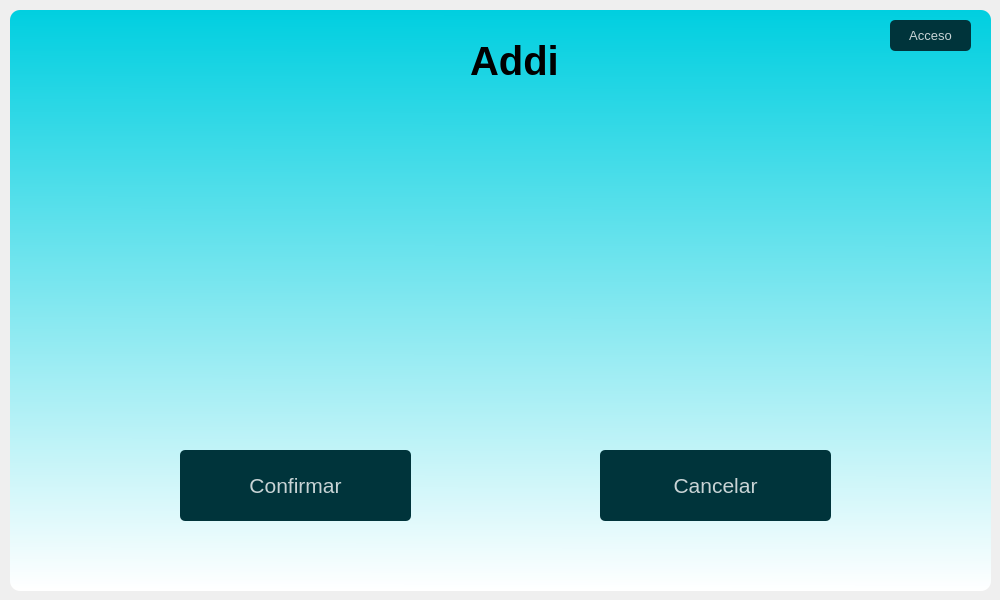
This is ui/ihr.ui in daburneo1/addi as Qt 5 draws it before an edit. The edited form follows.
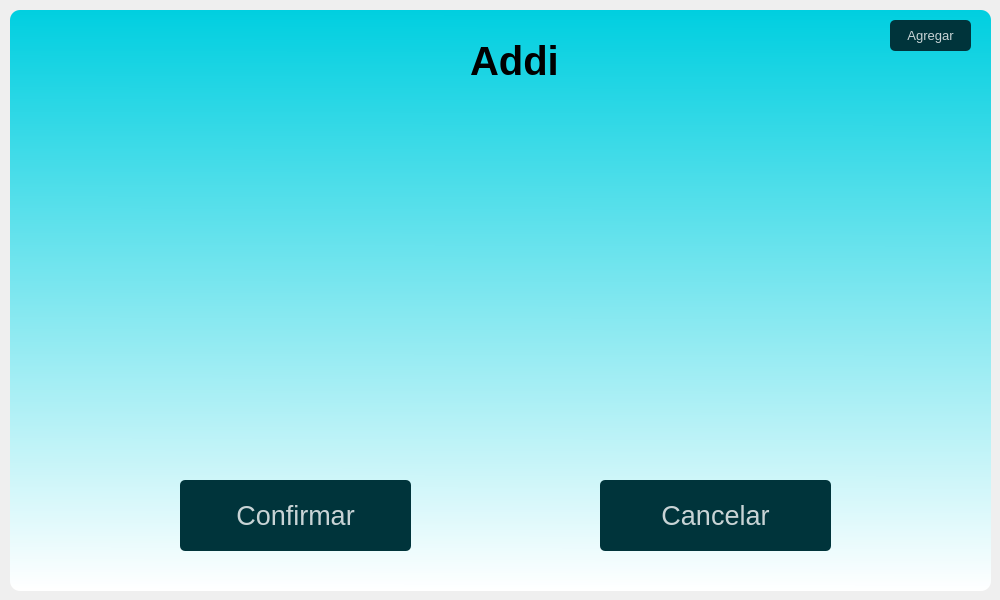
This is the edited form.

The edit to the form file:
```diff
--- a/ui/ihr.ui
+++ b/ui/ihr.ui
@@ -90,14 +90,14 @@
     <property name="geometry">
      <rect>
       <x>180</x>
-      <y>440</y>
+      <y>470</y>
       <width>231</width>
       <height>71</height>
      </rect>
     </property>
     <property name="font">
      <font>
-      <pointsize>16</pointsize>
+      <pointsize>20</pointsize>
      </font>
     </property>
     <property name="text">
@@ -128,14 +128,14 @@
     <property name="geometry">
      <rect>
       <x>600</x>
-      <y>440</y>
+      <y>470</y>
       <width>231</width>
       <height>71</height>
      </rect>
     </property>
     <property name="font">
      <font>
-      <pointsize>16</pointsize>
+      <pointsize>20</pointsize>
      </font>
     </property>
     <property name="text">
@@ -158,12 +158,17 @@
    <widget class="QLabel" name="labelRecordatorio">
     <property name="geometry">
      <rect>
-      <x>190</x>
-      <y>400</y>
-      <width>671</width>
-      <height>20</height>
+      <x>110</x>
+      <y>379</y>
+      <width>801</width>
+      <height>41</height>
      </rect>
     </property>
+    <property name="font">
+     <font>
+      <pointsize>18</pointsize>
+     </font>
+    </property>
     <property name="text">
      <string/>
     </property>
@@ -183,7 +188,7 @@
      </font>
     </property>
     <property name="text">
-     <string>Acceso</string>
+     <string>Agregar</string>
     </property>
    </widget>
   </widget>
```
